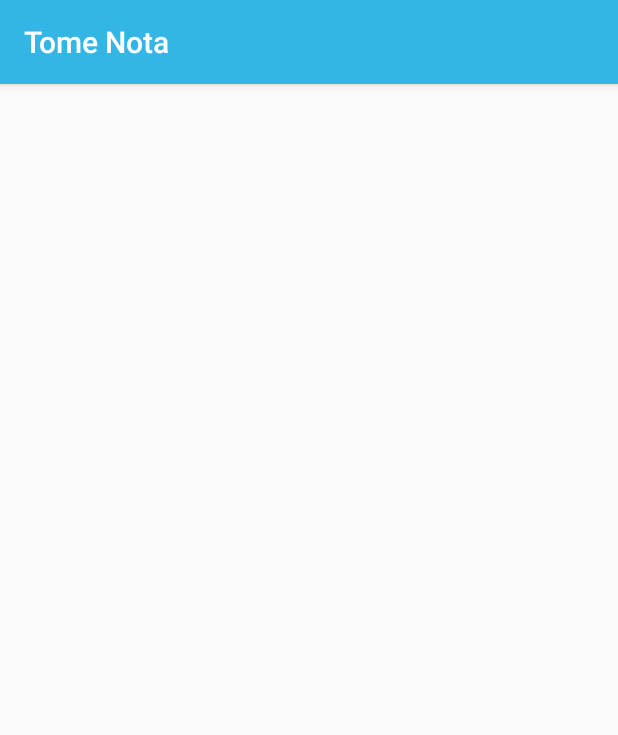
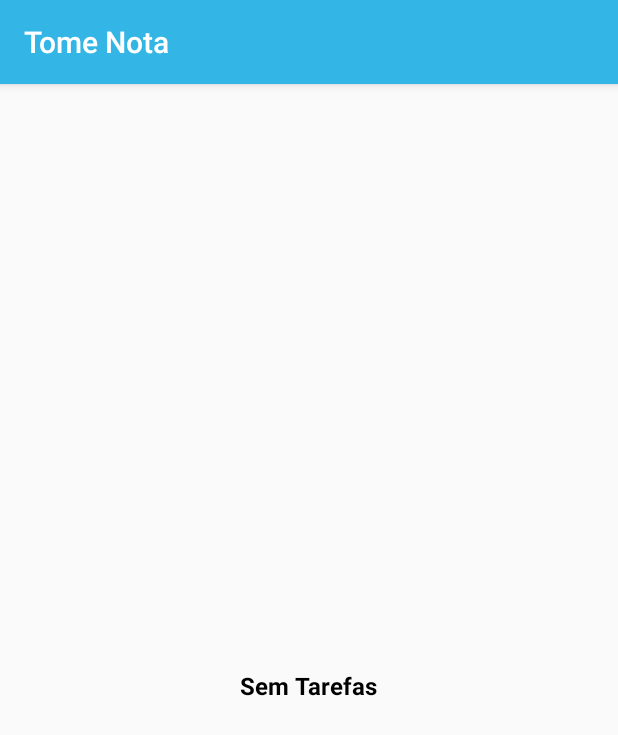
Before and after one commit to FerreirinhaJean/tome-nota, an Android app: the fragment TarefasFragment shown on its own in the app's theme, on a phone screen of 412 x 824 dp. Shown: the top 735 px of the screen. Run offline under Robolectric (Android 15) with nearby library versions, the phone set to English and light mode, and no system bars.

Commit message:
Fragment com recyclerView vazio atualizado

```diff
--- a/app/src/main/AndroidManifest.xml
+++ b/app/src/main/AndroidManifest.xml
@@ -9,7 +9,8 @@
         android:roundIcon="@mipmap/ic_launcher_round"
         android:supportsRtl="true"
         android:theme="@style/AppTheme">
-        <activity android:name=".controller.activity.NovaAnotacaoActivity"></activity>
+
+        <activity android:name=".controller.activity.NovaAnotacaoActivity" />
         <activity android:name=".controller.activity.NovaTarefaActivity" />
         <activity
             android:name=".controller.activity.PrincipalActivity"
@@ -30,10 +31,9 @@
 
         <receiver android:name=".model.helper.receiver.AlarmeReceiver">
             <intent-filter>
-                <action android:name="com.takenote.tomenota.ALARME"/>
+                <action android:name="com.takenote.tomenota.ALARME" />
             </intent-filter>
         </receiver>
-
 
     </application>
 
--- a/app/src/main/java/com/takenote/tomenota/controller/fragment/TarefasFragment.java
+++ b/app/src/main/java/com/takenote/tomenota/controller/fragment/TarefasFragment.java
@@ -18,6 +18,7 @@ import android.view.View;
 import android.view.ViewGroup;
 import android.widget.AdapterView;
 import android.widget.LinearLayout;
+import android.widget.TextView;
 import android.widget.Toast;
 
 import com.takenote.tomenota.R;
@@ -41,6 +42,7 @@ public class TarefasFragment extends Fragment {
     private AdapterTarefas adapterTarefas;
     private List<Tarefa> listaTarefas = new ArrayList<>();
     private TarefaDAO tarefaDAO;
+    private TextView tvSemTarefas;
 
 
     public TarefasFragment() {
@@ -55,6 +57,7 @@ public class TarefasFragment extends Fragment {
         View view = inflater.inflate(R.layout.fragment_tarefas, container, false);
 
         recyclerTarefas = view.findViewById(R.id.recyclerTarefas);
+        tvSemTarefas = view.findViewById(R.id.tvSemTarefas);
 
         recyclerTarefas.addOnItemTouchListener(new RecyclerItemClickListener(getContext(), recyclerTarefas, new RecyclerItemClickListener.OnItemClickListener() {
             @Override
@@ -84,8 +87,13 @@ public class TarefasFragment extends Fragment {
 
     @Override
     public void onStart() {
+        super.onStart();
+    }
+
+    @Override
+    public void onResume() {
+        super.onResume();
         carregaTarefas();
-        super.onStart();
     }
 
     public void swipe() {
@@ -125,11 +133,13 @@ public class TarefasFragment extends Fragment {
                 Tarefa tarefa = listaTarefas.get(position);
                 if (tarefaDAO.deletaTarefa(tarefa)) {
                     Toast.makeText(getContext(), "Tarefa excluída!", Toast.LENGTH_LONG).show();
+                    listaTarefas.remove(position);
+                    adapterTarefas.notifyItemRemoved(position);
+                    carregaTarefas();
                 } else {
                     Toast.makeText(getContext(), "Erro ao excluir tarefa!", Toast.LENGTH_LONG).show();
                 }
-                listaTarefas.remove(position);
-                adapterTarefas.notifyItemRemoved(position);
+
             }
         });
 
@@ -152,12 +162,18 @@ public class TarefasFragment extends Fragment {
         buscaTarefas();
 
         if (!listaTarefas.isEmpty()) {
+            tvSemTarefas.setVisibility(View.GONE);
+            recyclerTarefas.setVisibility(View.VISIBLE);
+
             adapterTarefas = new AdapterTarefas(listaTarefas);
             RecyclerView.LayoutManager layoutManager = new LinearLayoutManager(getContext());
             recyclerTarefas.setLayoutManager(layoutManager);
             recyclerTarefas.setHasFixedSize(true);
             recyclerTarefas.addItemDecoration(new DividerItemDecoration(getContext(), LinearLayout.VERTICAL));
             recyclerTarefas.setAdapter(adapterTarefas);
+        } else {
+            tvSemTarefas.setVisibility(View.VISIBLE);
+            recyclerTarefas.setVisibility(View.GONE);
         }
 
     }
--- a/app/src/main/res/layout/fragment_tarefas.xml
+++ b/app/src/main/res/layout/fragment_tarefas.xml
@@ -21,4 +21,19 @@
         app:layout_constraintEnd_toEndOf="parent"
         app:layout_constraintStart_toStartOf="parent"
         app:layout_constraintTop_toTopOf="parent" />
+
+    <TextView
+        android:id="@+id/tvSemTarefas"
+        android:layout_width="wrap_content"
+        android:layout_height="wrap_content"
+        android:layout_margin="6dp"
+        android:text="Sem Tarefas"
+        android:textColor="@android:color/black"
+        android:textSize="16sp"
+        android:textStyle="bold"
+        android:visibility="gone"
+        app:layout_constraintEnd_toEndOf="parent"
+        app:layout_constraintHorizontal_bias="0.498"
+        app:layout_constraintStart_toStartOf="parent"
+        app:layout_constraintTop_toTopOf="@+id/recyclerTarefas" />
 </androidx.constraintlayout.widget.ConstraintLayout>
--- a/app/src/main/res/values/dimens.xml
+++ b/app/src/main/res/values/dimens.xml
@@ -1,3 +1,9 @@
 <resources>
     <dimen name="fab_margin">16dp</dimen>
+
+    <!--
+Refer to App Widget Documentation for margin information
+http://developer.android.com/guide/topics/appwidgets/index.html#CreatingLayout
+    -->
+    <dimen name="widget_margin">8dp</dimen>
 </resources>
--- a/app/src/main/res/values/strings.xml
+++ b/app/src/main/res/values/strings.xml
@@ -6,4 +6,6 @@
 
     <!-- TODO: Remove or change this placeholder text -->
     <string name="hello_blank_fragment">Hello blank fragment</string>
+    <string name="appwidget_text">EXAMPLE</string>
+    <string name="add_widget">Add widget</string>
 </resources>
```
Also changed, not shown: app/src/main/java/com/takenote/tomenota/controller/fragment/AnotacoesFragment.java (+18 -2 lines), app/src/main/res/layout/fragment_anotacoes.xml (+16 -0 lines), app/src/main/res/layout/fragment_lista_vazia.xml (deleted, +0 -20 lines), app/src/main/res/values-v14/dimens.xml (added, +10 -0 lines), app/src/main/res/drawable-nodpi/example_appwidget_preview.png (added).
